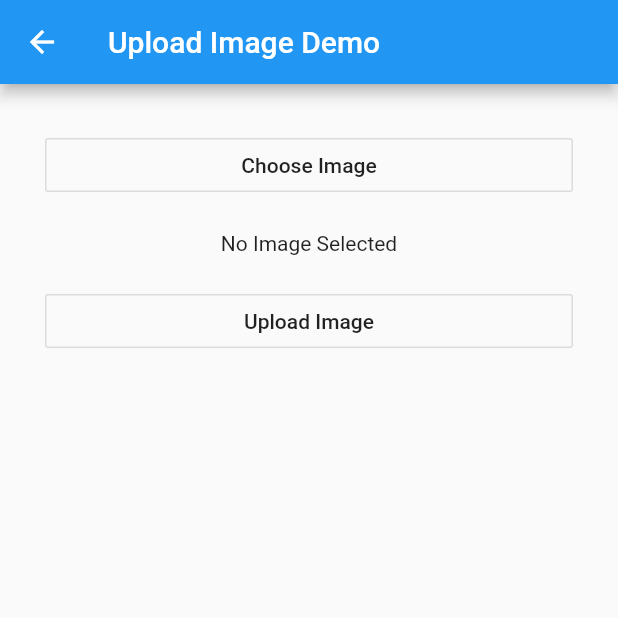
After one commit to oak97-51/Alzeheimer, a Flutter app: the UploadImageDemo screen opened directly, on a phone screen of 412 x 824 dp, the top half of it. The commit adds this screen. Run offline on Flutter 3.47's test engine with Material 2 defaults, Android fonts, the phone set to English and light mode, and no system bars; our stand-ins replace dio, geolocator, google_maps_flutter, image_picker, location, shared_preferences and 1 more; missing offline and left inert: geocoder, maps_launcher; accounts and stored records are empty; network calls fail; project files that could hold a hidden picture were left out.

Commit message:
so_update2

```diff
--- a/lib/screens/screenpage.dart
+++ b/lib/screens/screenpage.dart
@@ -1,4 +1,5 @@
 import 'package:Alzeheimer/screens/signin.dart';
+import 'package:Alzeheimer/screens/uploadImageDemo.dart';
 import 'package:Alzeheimer/utility/my_style.dart';
 import 'package:flutter/material.dart';
 import 'dart:async';
--- /dev/null
+++ b/lib/screens/uploadImageDemo.dart
@@ -0,0 +1,141 @@
+import 'package:Alzeheimer/utility/my_constant.dart';
+import 'package:flutter/material.dart';
+import 'dart:io';
+import 'dart:convert';
+import 'package:http/http.dart' as http;
+import 'package:image_picker/image_picker.dart';
+
+class UploadImageDemo extends StatefulWidget {
+  UploadImageDemo() : super();
+
+  final String title = "Upload Image Demo";
+
+  @override
+  UploadImageDemoState createState() => UploadImageDemoState();
+}
+
+class UploadImageDemoState extends State<UploadImageDemo> {
+  //
+  static final String uploadEndPoint =
+      '${MyConstant().domain}/htdocs/upload_image.php';
+  Future<File> file;
+  String status = '';
+  String base64Image;
+  File tmpFile;
+  String errMessage = 'Error Uploading Image';
+  String urlImage;
+
+  chooseImage() {
+    setState(() {
+      file = ImagePicker.pickImage(source: ImageSource.gallery);
+    });
+    setStatus('');
+  }
+
+  setStatus(String message) {
+    setState(() {
+      status = message;
+    });
+  }
+
+  startUpload() {
+    setStatus('Uploading Image...');
+    if (null == tmpFile) {
+      setStatus(errMessage);
+      return;
+    }
+    String fileName = tmpFile.path.split('/').last;
+    upload(fileName);
+    print('test');
+  }
+
+  upload(String fileName) {
+    print('test2');
+    http.post(uploadEndPoint, body: {
+      "image": base64Image,
+      "name": fileName,
+    }).then((result) {
+      setStatus(result.statusCode == 200 ? result.body : errMessage);
+      print('test3');
+    }).catchError((error) {
+      print('test Error');
+      setStatus(error);
+    });
+  }
+
+  Widget showImage() {
+    return FutureBuilder<File>(
+      future: file,
+      builder: (BuildContext context, AsyncSnapshot<File> snapshot) {
+        if (snapshot.connectionState == ConnectionState.done &&
+            null != snapshot.data) {
+          tmpFile = snapshot.data;
+          base64Image = base64Encode(snapshot.data.readAsBytesSync());
+          return Flexible(
+            child: Image.file(
+              snapshot.data,
+              fit: BoxFit.fill,
+            ),
+          );
+        } else if (null != snapshot.error) {
+          return const Text(
+            'Error Picking Image',
+            textAlign: TextAlign.center,
+          );
+        } else {
+          return const Text(
+            'No Image Selected',
+            textAlign: TextAlign.center,
+          );
+        }
+      },
+    );
+  }
+
+  @override
+  Widget build(BuildContext context) {
+    return Scaffold(
+      appBar: AppBar(
+        title: Text("Upload Image Demo"),
+      ),
+      body: Container(
+        padding: EdgeInsets.all(30.0),
+        child: Column(
+          crossAxisAlignment: CrossAxisAlignment.stretch,
+          children: <Widget>[
+            OutlineButton(
+              onPressed: chooseImage,
+              child: Text('Choose Image'),
+            ),
+            SizedBox(
+              height: 20.0,
+            ),
+            showImage(),
+            SizedBox(
+              height: 20.0,
+            ),
+            OutlineButton(
+              onPressed: startUpload,
+              child: Text('Upload Image'),
+            ),
+            SizedBox(
+              height: 20.0,
+            ),
+            Text(
+              status,
+              textAlign: TextAlign.center,
+              style: TextStyle(
+                color: Colors.green,
+                fontWeight: FontWeight.w500,
+                fontSize: 20.0,
+              ),
+            ),
+            SizedBox(
+              height: 20.0,
+            ),
+          ],
+        ),
+      ),
+    );
+  }
+}
--- a/lib/utility/back_dialog.dart
+++ b/lib/utility/back_dialog.dart
@@ -17,7 +17,7 @@ Future<void> backDialog(
               onPressed: () {
                 MaterialPageRoute route = MaterialPageRoute(
                     builder: (value) => widget); //วิธีเชื่อมหน้า
-                Navigator.push(context, route);
+                Navigator.of(context).pop();
               },
               child: Text(
                 'OK',
--- /dev/null
+++ b/lib/utility/my_constant.dart
@@ -0,0 +1,5 @@
+class MyConstant {
+  String domain = 'http://restaurant2019.com';
+
+  MyConstant();
+}
```
Also changed, not shown: lib/screens/home.dart (+9 -1 lines), lib/screens/patientInfo/newpatient.dart (+58 -4 lines), lib/screens/patientInfo/patientInfo.dart (+28 -2 lines), pubspec.lock.
